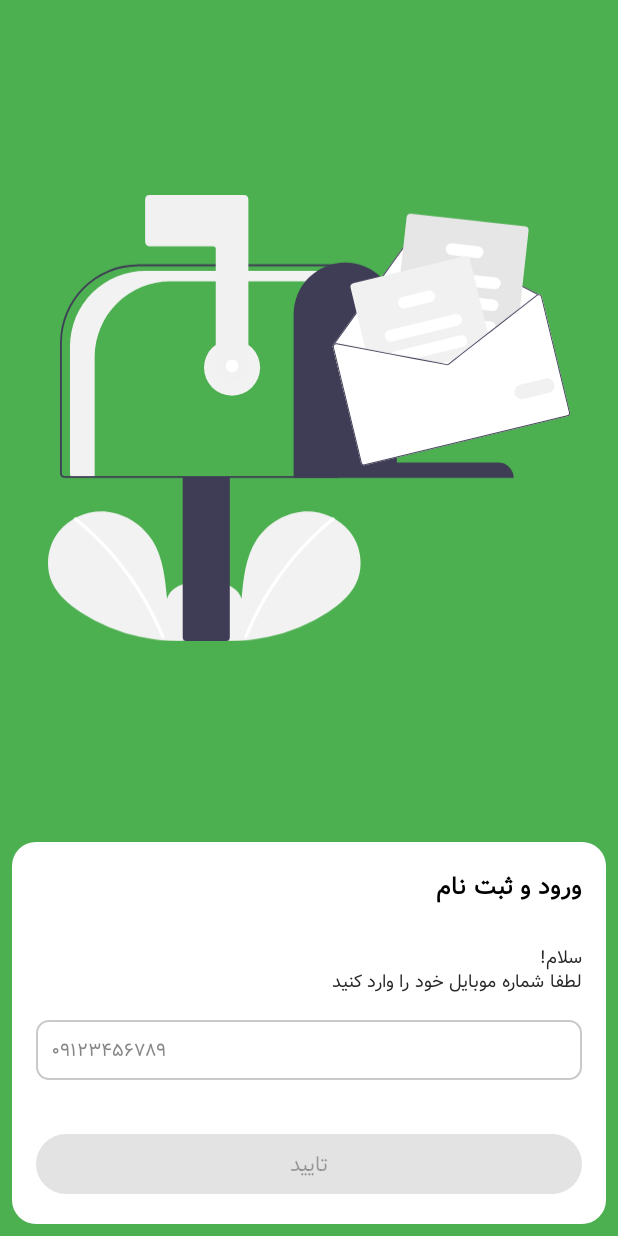
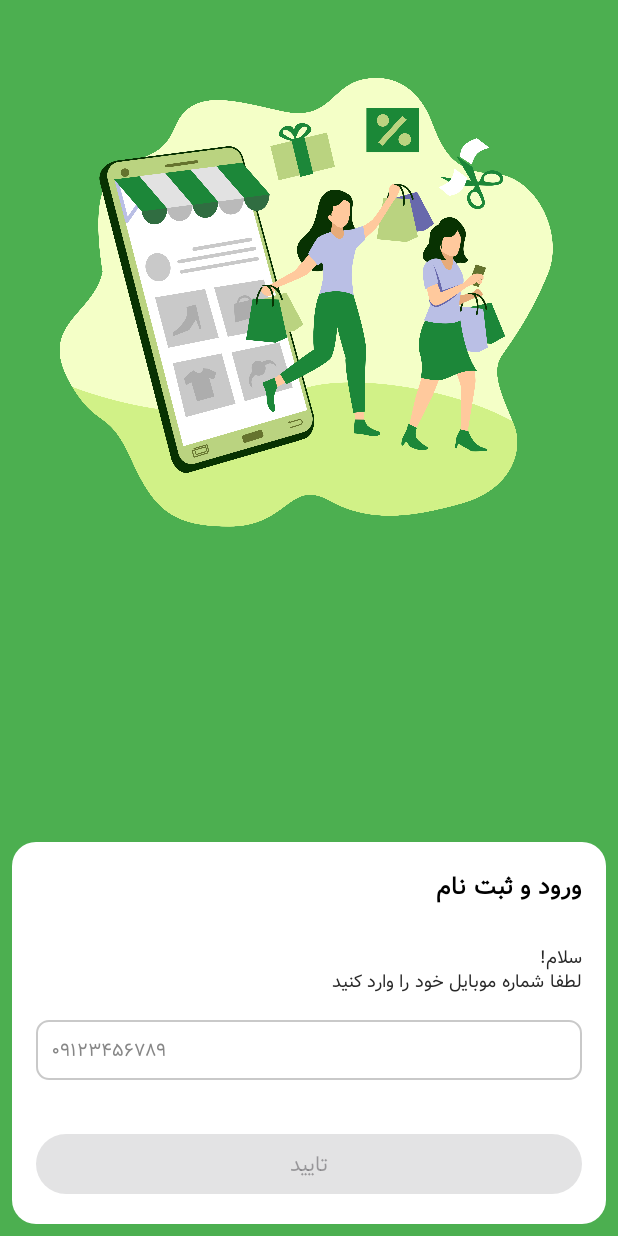
Before and after one commit to mr-hajizadeh/market, an Android app: the LoginActivity screen opened directly, with no data from a screen before it, on a phone screen of 412 x 824 dp. Run offline under Robolectric (Android 15) with nearby library versions, the phone set to English and light mode, and no system bars; libraries missing offline, so code that uses them is left out: zabih.lib.zipersiancalendar.

Commit message:
change image login

```diff
--- a/app/src/main/res/layout/activity_login.xml
+++ b/app/src/main/res/layout/activity_login.xml
@@ -17,10 +17,11 @@
     <ImageView
         android:id="@+id/imageView5"
         android:layout_width="match_parent"
-        android:layout_height="wrap_content"
+        android:layout_height="0dp"
+        android:adjustViewBounds="true"
         android:contentDescription="@string/app_name"
         android:padding="32dp"
-        android:src="@drawable/mail"
+        android:src="@drawable/login_img"
         app:layout_constraintEnd_toEndOf="parent"
         app:layout_constraintStart_toStartOf="parent"
         app:layout_constraintTop_toTopOf="parent" />
```
Also changed, not shown: app/src/main/res/drawable/login_img.png (added).
